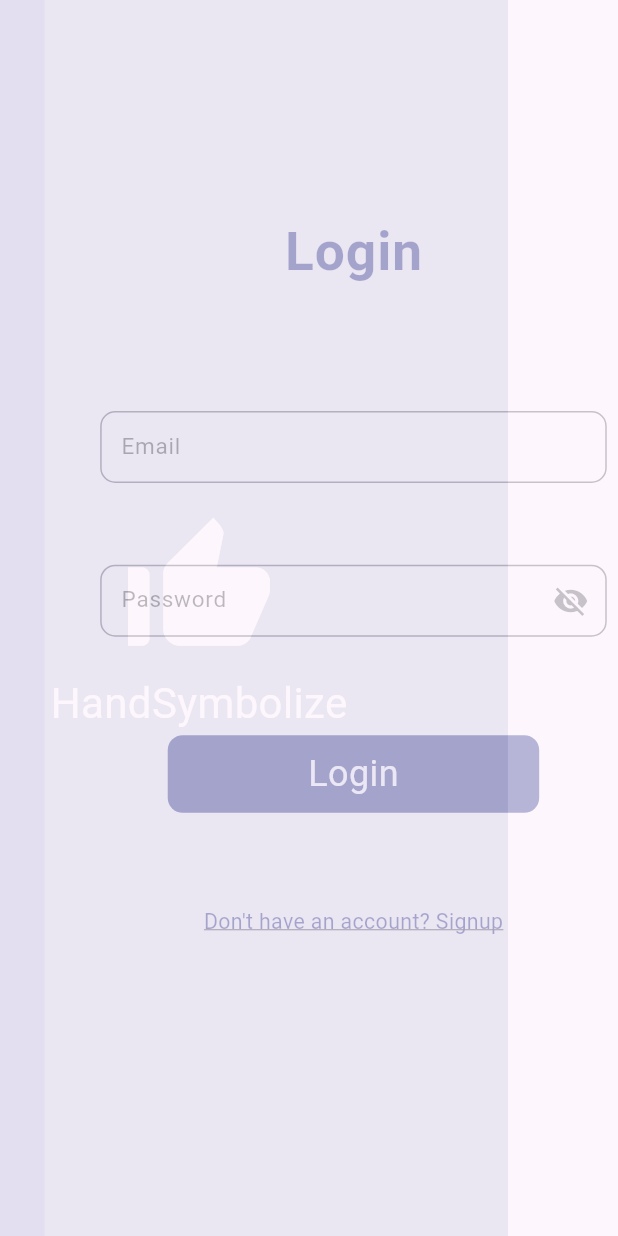
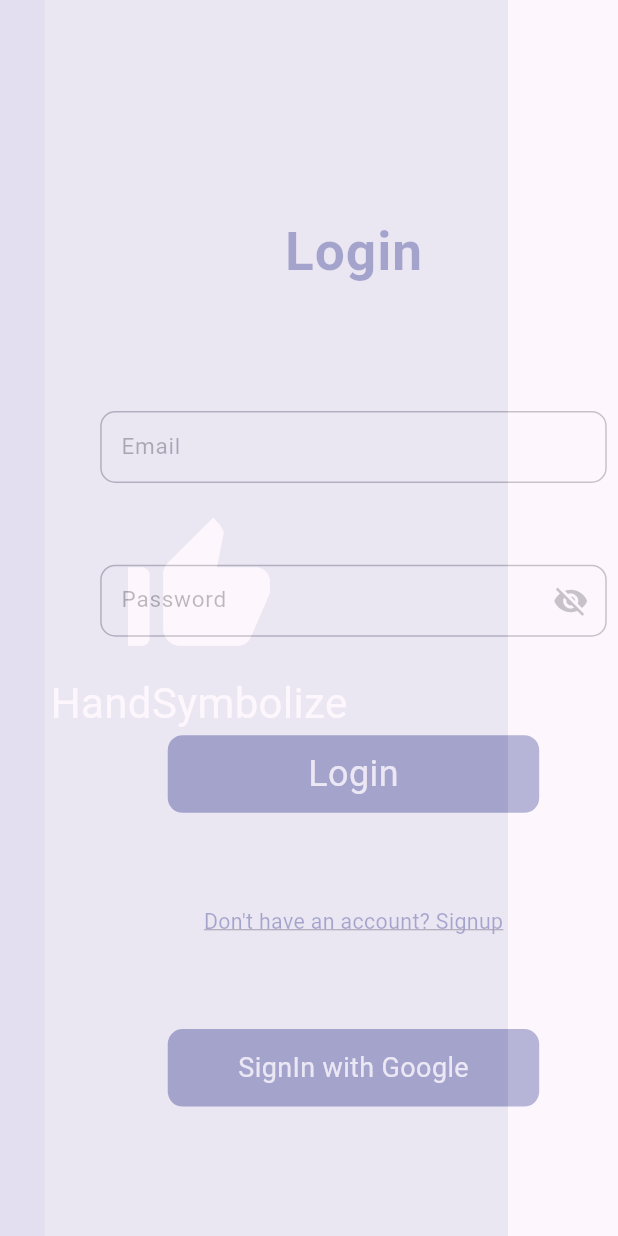
Before and after one commit to FarhanSiddiqui01/SignLanguageDetection, a Flutter app: the first screen one second after launch, on a phone screen of 412 x 824 dp. Run offline on Flutter 3.47's test engine with Material 3 defaults, Android fonts, the light colour scheme and no system bars; our stand-ins replace cloud_firestore, firebase_auth, firebase_core, firebase_storage, flutter_riverpod, flutter_screenutil and 5 more; missing offline and left inert: ffmpeg_kit_flutter; accounts and stored records are empty; Roboto replaces fonts that are missing (Poppins).

Commit message:
all the work done and fixed

```diff
--- a/lib/screens/login.dart
+++ b/lib/screens/login.dart
@@ -6,6 +6,7 @@
 import 'package:imagetoframe/customWidgets/customtextfield.dart';
 import 'package:imagetoframe/screens/conversationbot.dart';
 import 'package:imagetoframe/screens/signup.dart';
+import 'package:imagetoframe/service/local_storage_service.dart';
 
 import '../customWidgets/customshowdialogbox.dart';
 
@@ -19,6 +20,8 @@
 class _LoginPageState extends ConsumerState<LoginPage> {
   final TextEditingController _email = TextEditingController();
   final TextEditingController _password = TextEditingController();
+
+  LocalStorageService _localStorageService = LocalStorageService();
 
   @override
   void dispose() {
@@ -38,6 +41,8 @@
     if (missingElements.isEmpty) {
       var result = await loginWithEmailPassword(email, pass, ref);
       if (result != null) {
+        _localStorageService
+            .saveCredentail(Credentail(email: email, password: pass));
         navigateToConversation();
       } else {
         showDialogBox(DialogState.failure, "Invalid Credentails", null, null);
@@ -45,6 +50,16 @@
     } else {
       showDialogBox(DialogState.warning, "Credentails not filled correctly",
           null, missingElements);
+    }
+  }
+
+  void loginWithGoogle() async {
+    var result = await signInWithGoogle(ref);
+    if (result != null) {
+      navigateToConversation();
+    } else {
+      showDialogBox(DialogState.failure,
+          "could not login with google due to error", null, null);
     }
   }
 
@@ -105,7 +120,11 @@
                   SizedBox(
                     height: 61.h,
                   ),
-                  signUpText()
+                  signUpText(),
+                  SizedBox(
+                    height: 61.h,
+                  ),
+                  googleSignInButton()
                 ],
               ),
             ),
@@ -180,4 +199,23 @@
       ),
     );
   }
+
+//Google signIn
+
+  Widget googleSignInButton() => InkWell(
+        onTap: loginWithGoogle,
+        child: Container(
+          width: 220.w,
+          height: 51.h,
+          decoration: BoxDecoration(
+              color: Theme.of(context).primaryColor,
+              borderRadius: const BorderRadius.all(Radius.circular(10))),
+          child: const Center(
+            child: Text(
+              "SignIn with Google",
+              style: TextStyle(color: Colors.white, fontSize: 18),
+            ),
+          ),
+        ),
+      );
 }
--- a/lib/screens/splashscreen.dart
+++ b/lib/screens/splashscreen.dart
@@ -1,23 +1,58 @@
 import 'dart:async';
 
 import 'package:flutter/material.dart';
+import 'package:flutter_riverpod/flutter_riverpod.dart';
 import 'package:flutter_screenutil/flutter_screenutil.dart';
+import 'package:imagetoframe/controller/authcontroller.dart';
+import 'package:imagetoframe/screens/conversationbot.dart';
 import 'package:imagetoframe/screens/login.dart';
+import 'package:imagetoframe/service/local_storage_service.dart';
 
-class SplashScreen extends StatefulWidget {
+class SplashScreen extends ConsumerStatefulWidget {
   const SplashScreen({super.key});
 
   @override
-  State<SplashScreen> createState() => _SplashScreenState();
+  ConsumerState<ConsumerStatefulWidget> createState() => _SplashScreenState();
 }
 
-class _SplashScreenState extends State<SplashScreen> {
+class _SplashScreenState extends ConsumerState<SplashScreen> {
+  final LocalStorageService _localStorageService = LocalStorageService();
+
   @override
   void initState() {
     super.initState();
+    Future.delayed(Duration.zero, () async {
+      Credentail? userCredentail = await _localStorageService.getCredentail();
+      if (userCredentail == null) {
+        navigateToLogin();
+      } else {
+        loginWithCredentails(userCredentail);
+      }
+    });
+  }
+
+  void loginWithCredentails(Credentail userCredentail) async {
+    var result = await loginWithEmailPassword(
+        userCredentail.email, userCredentail.password, ref);
+    if (result != null) {
+      navigateToConversation();
+    } else {
+      _localStorageService.removeCredentail();
+      navigateToLogin();
+    }
+  }
+
+  void navigateToLogin() {
     Timer(const Duration(milliseconds: 800), () {
       Navigator.pushReplacement(
           context, MaterialPageRoute(builder: (context) => const LoginPage()));
+    });
+  }
+
+  void navigateToConversation() {
+    Timer(const Duration(milliseconds: 800), () {
+      Navigator.pushReplacement(context,
+          MaterialPageRoute(builder: (context) => const ConversationWithBot()));
     });
   }
 
--- a/pubspec.yaml
+++ b/pubspec.yaml
@@ -46,6 +46,8 @@
   flutter_riverpod: ^2.3.2
   firebase_storage: ^11.2.7
   video_player: ^2.7.2
+  google_sign_in: ^6.1.6
+  shared_preferences: ^2.2.2
 
 dev_dependencies:
   flutter_test:
```
Also changed, not shown: lib/controller/authcontroller.dart (+83 -0 lines), lib/screens/conversationbot.dart (+85 -6 lines), pubspec.lock, 2 other files.
